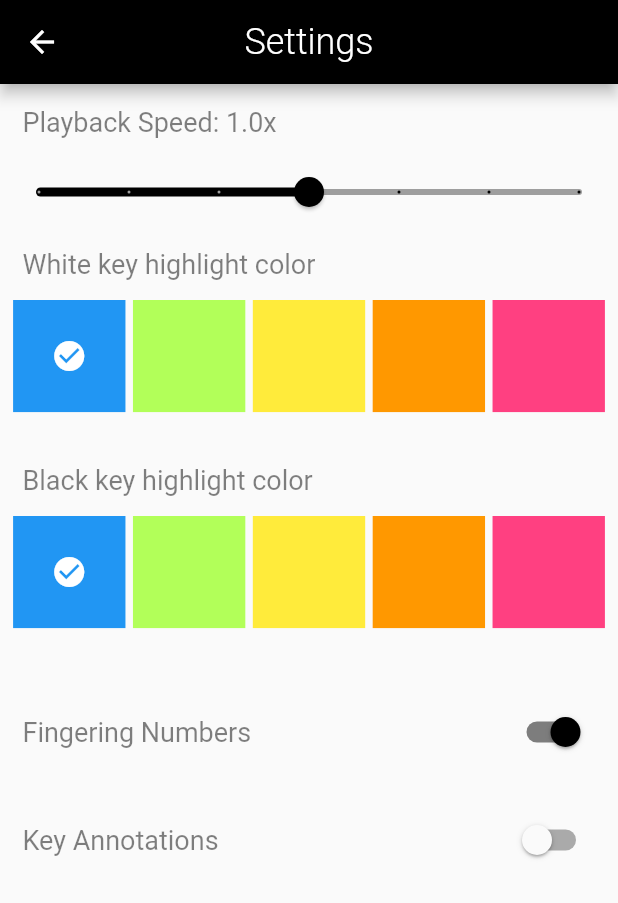
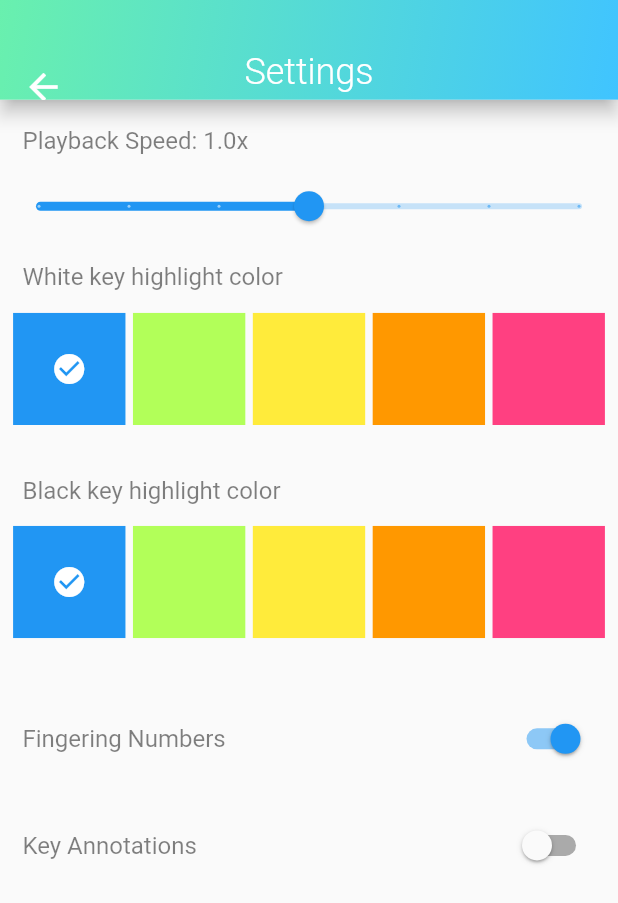
Before and after one commit to Debnam/Pianoscope, a Flutter app: the screen it shows after launch, after a tap on the "settings" icon, on a phone screen of 412 x 824 dp. Shown: the top 903 px of the screen. Run offline on Flutter 3.47's test engine with Material 2 defaults, Android fonts, the phone set to English and light mode, and no system bars; missing offline and left inert: keyboard_visibility.

Commit message:
- Create custom app bar - Restyle Settings page

```diff
--- /dev/null
+++ b/lib/components/custom_app_bar.dart
@@ -0,0 +1,62 @@
+import 'package:flutter/cupertino.dart';
+import 'package:flutter/material.dart';
+import 'package:pianoscope/screens/home_page.dart';
+
+class CustomAppBar extends StatelessWidget implements PreferredSizeWidget {
+  const CustomAppBar(this._title);
+
+  final String _title;
+
+  @override
+  Size get preferredSize => Size(screenWidth, screenHeight / 12.4);
+
+  @override
+  Widget build(BuildContext context) {
+    return PreferredSize(
+      preferredSize: Size(screenWidth, screenHeight / 12.4),
+      child: Material(
+        elevation: 5.0,
+        child: Stack(
+          children: <Widget>[
+            Container(
+              constraints: BoxConstraints.expand(),
+              decoration: BoxDecoration(
+                gradient: LinearGradient(
+                  colors: [Colors.greenAccent, Colors.lightBlueAccent],
+                  begin: Alignment.topLeft,
+                  end: Alignment.bottomRight,
+                ),
+              ),
+            ),
+            Positioned(
+              top: screenHeight / 24.0,
+              left: 5.0,
+              child: IconButton(
+                onPressed: () {
+                  Navigator.of(context).pop();
+                },
+                icon: Icon(Icons.arrow_back),
+                iconSize: 28.0,
+                color: Colors.white,
+              ),
+            ),
+            Align(
+              alignment: Alignment.center,
+              child: Padding(
+                padding: EdgeInsets.only(top: screenHeight / 28.0),
+                child: Text(
+                  _title,
+                  style: TextStyle(
+                    color: Colors.white,
+                    fontSize: 24.0,
+                    fontWeight: FontWeight.w300,
+                  ),
+                ),
+              ),
+            ),
+          ],
+        ),
+      ),
+    );
+  }
+}
--- a/lib/screens/home_page.dart
+++ b/lib/screens/home_page.dart
@@ -39,7 +39,7 @@ class _HomePageState extends State<HomePage> {
           ),
           Column(
             children: <Widget>[
-              oldHeader(),
+              header(),
               songTitle(),
               playButton(),
               expandedContainer(1),
@@ -54,24 +54,8 @@ class _HomePageState extends State<HomePage> {
   }
 
   Widget header() {
-    return Expanded(
-      flex: 4,
-      child: Container(
-        decoration: BoxDecoration(
-          image: DecorationImage(
-            image: AssetImage('assets/images/pianoscope_header.png'),
-            fit: BoxFit.cover,
-          ),
-        ),
-        constraints: BoxConstraints.expand(),
-      ),
-    );
-  }
-
-  Widget oldHeader() {
     return Container(
-      padding: EdgeInsets.only(top: 20.0),
-      height: screenHeight / 4,
+      height: screenHeight / 5,
       constraints: BoxConstraints(minWidth: screenWidth),
       decoration: BoxDecoration(
         gradient: LinearGradient(
@@ -80,51 +64,72 @@ class _HomePageState extends State<HomePage> {
           colors: [Colors.greenAccent, Colors.lightBlueAccent],
         ),
       ),
-      child: Row(
-        crossAxisAlignment: CrossAxisAlignment.stretch,
-        children: <Widget>[
-          Expanded(
-            flex: 3,
-            child: Padding(
-              padding: EdgeInsets.fromLTRB(10.0, 5.0, 0.0, 5.0),
-              child: Image(
-                fit: BoxFit.cover,
-                image: AssetImage('assets/images/treble_clef.png'),
-              ),
-            ),
-          ),
-          Expanded(
-            flex: 10,
-            child: Align(
-              alignment: Alignment.centerLeft,
-              child: RichText(
-                text: TextSpan(
-                  style: TextStyle(
-                    fontSize: 50.0,
-                    fontWeight: FontWeight.w300,
-                  ),
-                  children: <TextSpan>[
-                    TextSpan(
-                      text: 'Piano',
-                      style: TextStyle(
-                        color: Colors.black,
-                      ),
-                    ),
-                    TextSpan(
-                      text: 'scope',
-                      style: TextStyle(
-                        color: Colors.white,
-                      ),
-                    ),
-                  ],
-                ),
-              ),
-            ),
-          ),
-        ],
+      child: Padding(
+        padding: EdgeInsets.fromLTRB(15.0, screenHeight / 20, 15.0, 0.0),
+        child: Image(
+          image: AssetImage('assets/images/pianoscope_header.png'),
+        ),
       ),
     );
   }
+
+//  Widget oldHeader() {
+//    return Container(
+//      padding: EdgeInsets.only(top: 20.0),
+//      height: screenHeight / 4,
+//      constraints: BoxConstraints(minWidth: screenWidth),
+//      decoration: BoxDecoration(
+//        gradient: LinearGradient(
+//          begin: Alignment.topLeft,
+//          end: Alignment.bottomRight,
+//          colors: [Colors.greenAccent, Colors.lightBlueAccent],
+//        ),
+//      ),
+//      child: Row(
+//        crossAxisAlignment: CrossAxisAlignment.stretch,
+//        children: <Widget>[
+//          Expanded(
+//            flex: 3,
+//            child: Padding(
+//              padding: EdgeInsets.fromLTRB(10.0, 5.0, 0.0, 5.0),
+//              child: Image(
+//                fit: BoxFit.cover,
+//                image: AssetImage('assets/images/treble_clef.png'),
+//              ),
+//            ),
+//          ),
+//          Expanded(
+//            flex: 10,
+//            child: Align(
+//              alignment: Alignment.centerLeft,
+//              child: RichText(
+//                text: TextSpan(
+//                  style: TextStyle(
+//                    fontSize: 50.0,
+//                    fontWeight: FontWeight.w300,
+//                  ),
+//                  children: <TextSpan>[
+//                    TextSpan(
+//                      text: 'Piano',
+//                      style: TextStyle(
+//                        color: Colors.black,
+//                      ),
+//                    ),
+//                    TextSpan(
+//                      text: 'scope',
+//                      style: TextStyle(
+//                        color: Colors.white,
+//                      ),
+//                    ),
+//                  ],
+//                ),
+//              ),
+//            ),
+//          ),
+//        ],
+//      ),
+//    );
+//  }
 
   Widget songTitle() {
     return Expanded(
--- a/lib/screens/settings.dart
+++ b/lib/screens/settings.dart
@@ -1,6 +1,8 @@
 import 'package:flutter/cupertino.dart';
 import 'package:flutter/material.dart';
+import 'package:pianoscope/components/custom_app_bar.dart';
 import 'package:pianoscope/screens/home_page.dart';
+import 'package:pianoscope/states/settings_state.dart';
 
 class Settings extends StatefulWidget {
   Settings({Key key}) : super(key: key);
@@ -10,42 +12,23 @@ class Settings extends StatefulWidget {
 }
 
 class _SettingsState extends State<Settings> {
-  double playbackSpeed = 1.0;
-  List<bool> whiteKeyColor = [true, false, false, false, false];
-  List<bool> blackKeyColor = [true, false, false, false, false];
-  bool fingering = true;
-  bool annotations = false;
-  List<bool> musicalConvention = [true, false];
-  List<bool> annotationSize = [false, true, false];
-  List<bool> annotationBackground = [true, false, false];
-
   @override
   Widget build(BuildContext context) {
     return Scaffold(
-      appBar: AppBar(
-        centerTitle: true,
-        title: Text(
-          'Settings',
-          style: TextStyle(
-            fontSize: 24.0,
-            fontWeight: FontWeight.w300,
-          ),
-        ),
-        backgroundColor: Colors.black,
-      ),
+      appBar: CustomAppBar('Settings'),
       body: Column(
         crossAxisAlignment: CrossAxisAlignment.start,
         children: <Widget>[
           Expanded(
             flex: 1,
             child: Padding(
-              padding: const EdgeInsets.only(left: 15.0, top: 15.0),
+              padding: const EdgeInsets.only(left: 15.0, top: 18.0),
               child: Align(
                 alignment: Alignment.topLeft,
                 child: Text(
-                  'Playback Speed: ${playbackSpeed}x',
+                  'Playback Speed: ${SettingsState.playbackSpeed}x',
                   style: TextStyle(
-                    fontSize: 18,
+                    fontSize: 16,
                     color: Colors.black.withOpacity(0.5),
                   ),
                 ),
@@ -55,15 +38,13 @@ class _SettingsState extends State<Settings> {
           Expanded(
             flex: 1,
             child: Slider(
-              value: playbackSpeed,
+              value: SettingsState.playbackSpeed,
               min: 0.25,
               max: 1.75,
               divisions: 6,
-              activeColor: Colors.black,
-              inactiveColor: Colors.grey,
               onChanged: (value) {
                 setState(() {
-                  playbackSpeed = value;
+                  SettingsState.playbackSpeed = value;
                 });
               },
             ),
@@ -76,7 +57,7 @@ class _SettingsState extends State<Settings> {
                 child: Text(
                   'White key highlight color',
                   style: TextStyle(
-                    fontSize: 18,
+                    fontSize: 16,
                     color: Colors.black.withOpacity(0.5),
                   ),
                 ),
@@ -85,7 +66,7 @@ class _SettingsState extends State<Settings> {
           ),
           Expanded(
             flex: 2,
-            child: colorOptions(whiteKeyColor),
+            child: colorOptions(SettingsState.whiteKeyColor),
           ),
           Expanded(
             child: Align(
@@ -95,7 +76,7 @@ class _SettingsState extends State<Settings> {
                 child: Text(
                   'Black key highlight color',
                   style: TextStyle(
-                    fontSize: 18,
+                    fontSize: 16,
                     color: Colors.black.withOpacity(0.5),
                   ),
                 ),
@@ -104,7 +85,7 @@ class _SettingsState extends State<Settings> {
           ),
           Expanded(
             flex: 2,
-            child: colorOptions(blackKeyColor),
+            child: colorOptions(SettingsState.blackKeyColor),
           ),
           Expanded(
             flex: 2,
@@ -116,7 +97,7 @@ class _SettingsState extends State<Settings> {
                   child: Text(
                     'Fingering Numbers',
                     style: TextStyle(
-                      fontSize: 18,
+                      fontSize: 16,
                       color: Colors.black.withOpacity(0.5),
                     ),
                   ),
@@ -124,11 +105,11 @@ class _SettingsState extends State<Settings> {
                 Padding(
                   padding: const EdgeInsets.only(right: 15.0),
                   child: Switch(
-                    value: fingering,
-                    activeColor: Colors.black,
+                    value: SettingsState.fingering,
+                    activeColor: Colors.blue,
                     onChanged: (value) {
                       setState(() {
-                        fingering = value;
+                        SettingsState.fingering = value;
                       });
                     },
                   ),
@@ -146,7 +127,7 @@ class _SettingsState extends State<Settings> {
                   child: Text(
                     'Key Annotations',
                     style: TextStyle(
-                      fontSize: 18,
+                      fontSize: 16,
                       color: Colors.black.withOpacity(0.5),
                     ),
                   ),
@@ -154,11 +135,11 @@ class _SettingsState extends State<Settings> {
                 Padding(
                   padding: const EdgeInsets.only(right: 15.0),
                   child: Switch(
-                    value: annotations,
-                    activeColor: Colors.black,
+                    value: SettingsState.annotations,
+                    activeColor: Colors.blue,
                     onChanged: (value) {
                       setState(() {
-                        annotations = value;
+                        SettingsState.annotations = value;
                       });
                     },
                   ),
@@ -168,7 +149,7 @@ class _SettingsState extends State<Settings> {
           ),
           Expanded(
             flex: 5,
-            child: annotations ? annotationSettings() : Container(),
+            child: SettingsState.annotations ? annotationSettings() : Container(),
           ),
         ],
       ),
@@ -277,7 +258,7 @@ class _SettingsState extends State<Settings> {
               Text(
                 'Musical Convention',
                 style: TextStyle(
-                  fontSize: 15,
+                  fontSize: 14,
                   color: Colors.black.withOpacity(0.5),
                 ),
               ),
@@ -286,10 +267,10 @@ class _SettingsState extends State<Settings> {
                 child: ToggleButtons(
                   onPressed: (index) {
                     setState(() {
-                      musicalConvention = index == 0 ? [true, false] : [false, true];
+                      SettingsState.musicalConvention = index == 0 ? [true, false] : [false, true];
                     });
                   },
-                  isSelected: musicalConvention,
+                  isSelected: SettingsState.musicalConvention,
                   children: <Widget>[
                     Container(
                       padding: EdgeInsets.all(5.0),
@@ -309,7 +290,7 @@ class _SettingsState extends State<Settings> {
                   color: Colors.black.withOpacity(0.4),
                   highlightColor: Colors.grey.withOpacity(0.25),
                   selectedColor: Colors.white,
-                  fillColor: Colors.black,
+                  fillColor: Colors.blue,
                   borderRadius: BorderRadius.circular(30.0),
                   constraints: BoxConstraints(minHeight: screenHeight / 18),
                 ),
@@ -325,7 +306,7 @@ class _SettingsState extends State<Settings> {
               Text(
                 'Size',
                 style: TextStyle(
-                  fontSize: 15,
+                  fontSize: 14,
                   color: Colors.black.withOpacity(0.5),
                 ),
               ),
@@ -334,11 +315,11 @@ class _SettingsState extends State<Settings> {
                 child: ToggleButtons(
                   onPressed: (index) {
                     setState(() {
-                      annotationSize =
+                      SettingsState.annotationSize =
                           index == 0 ? [true, false, false] : index == 1 ? [false, true, false] : [false, false, true];
                     });
                   },
-                  isSelected: annotationSize,
+                  isSelected: SettingsState.annotationSize,
                   children: <Widget>[
                     Container(
                       padding: EdgeInsets.all(5.0),
@@ -365,7 +346,7 @@ class _SettingsState extends State<Settings> {
                   color: Colors.black.withOpacity(0.4),
                   highlightColor: Colors.grey.withOpacity(0.25),
                   selectedColor: Colors.white,
-                  fillColor: Colors.black,
+                  fillColor: Colors.blue,
                   borderRadius: BorderRadius.circular(30.0),
                   constraints: BoxConstraints(minHeight: screenHeight / 18),
                 ),
@@ -381,7 +362,7 @@ class _SettingsState extends State<Settings> {
               Text(
                 'Background',
                 style: TextStyle(
-                  fontSize: 15,
+                  fontSize: 14,
                   color: Colors.black.withOpacity(0.5),
                 ),
               ),
@@ -390,11 +371,11 @@ class _SettingsState extends State<Settings> {
                 child: ToggleButtons(
                   onPressed: (index) {
                     setState(() {
-                      annotationBackground =
+                      SettingsState.annotationBackground =
                           index == 0 ? [true, false, false] : index == 1 ? [false, true, false] : [false, false, true];
                     });
                   },
-                  isSelected: annotationBackground,
+                  isSelected: SettingsState.annotationBackground,
                   children: <Widget>[
                     Container(
                       padding: EdgeInsets.all(5.0),
@@ -421,7 +402,7 @@ class _SettingsState extends State<Settings> {
                   color: Colors.black.withOpacity(0.4),
                   highlightColor: Colors.grey.withOpacity(0.25),
                   selectedColor: Colors.white,
-                  fillColor: Colors.black,
+                  fillColor: Colors.blue,
                   borderRadius: BorderRadius.circular(30.0),
                   constraints: BoxConstraints(minHeight: screenHeight / 18),
                 ),
--- /dev/null
+++ b/lib/states/settings_state.dart
@@ -0,0 +1,12 @@
+class SettingsState {
+  static double playbackSpeed = 1.0;
+  static bool fingering = true;
+  static bool annotations = false;
+
+  static List<bool> whiteKeyColor = [true, false, false, false, false];
+  static List<bool> blackKeyColor = [true, false, false, false, false];
+
+  static List<bool> musicalConvention = [true, false];
+  static List<bool> annotationSize = [false, true, false];
+  static List<bool> annotationBackground = [true, false, false];
+}
--- a/lib/utilities/constants.dart
+++ b/lib/utilities/constants.dart
@@ -6,7 +6,7 @@ const songs = <Song>[
   const Song('Upload song', 'Upload song', Difficulty.Easy),
   const Song('Fur Elise', 'Ludwig van Beethoven', Difficulty.Easy),
   const Song('Canon in D', 'Johann Pachelbel', Difficulty.Easy),
-  const Song('Summer in \'20', 'Daniel Wiktorczyk', Difficulty.Easy),
+  const Song('Summer of \'20', 'Daniel Wiktorczyk', Difficulty.Easy),
   const Song('The Imperial March', 'John Williams', Difficulty.Easy),
   const Song('Let It Be', 'The Beatles', Difficulty.Medium),
   const Song('Moonlight Sonata', 'Ludwig van Beethoven', Difficulty.Medium),
@@ -14,9 +14,9 @@ const songs = <Song>[
   const Song('Super Mario Bros. Overworld', 'Koji Kondo', Difficulty.Hard),
 ];
 
-const notes = <String>['C', 'D', 'E', 'F', 'G', 'A', 'B'];
+const notes = <String>[' C', 'D', 'E', 'F', 'G', 'A', 'B '];
 
-const accidentals = <String>['flat (\u266d)', 'normal (\u266e)', 'sharp (\u266f)'];
+const accidentals = <String> [' \u266d', '\u266e', '\u266f '];
 
 const chords = <String>[
   'Major',
--- a/pubspec.yaml
+++ b/pubspec.yaml
@@ -37,11 +37,7 @@ dev_dependencies:
 flutter:
   assets:
     - assets/images/pianoscope_background.png
-    - assets/images/treble_clef.jpg
-    - assets/images/treble_clef.png
     - assets/images/scales.jpg
-    - assets/images/scales2.jpg
-    - assets/images/scales2.PNG
     - assets/images/chords.jpg
     - assets/images/songs.jpg
     - assets/images/pianoscope_header.png
```
Also changed, not shown: lib/components/key_selector.dart (+8 -8 lines), lib/screens/chords_page.dart (+2 -11 lines), lib/screens/scales_page.dart (+2 -11 lines), lib/screens/songs_page.dart (+2 -11 lines), assets/images/pianoscope_header.png, assets/images/scales2.PNG (deleted), assets/images/scales2.jpg (deleted), assets/images/treble_clef.jpg (deleted).
